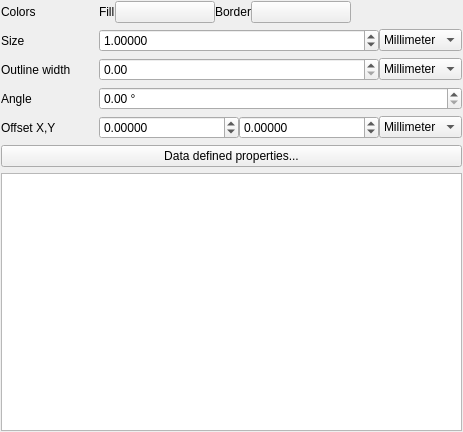
The window that src/ui/symbollayer/widget_simplemarker.ui (carsmie/QGIS) describes before a commit, drawn with Qt 5.
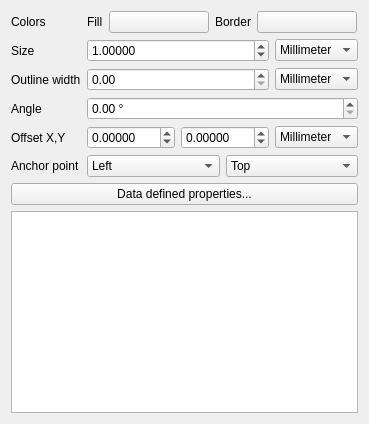
The same window after the commit. Custom widgets are drawn as their Qt base class.

Commit message: Implement anchor point shift and expose in simple marker dialog

What changed in the file:
```diff
--- a/src/ui/symbollayer/widget_simplemarker.ui
+++ b/src/ui/symbollayer/widget_simplemarker.ui
@@ -6,28 +6,21 @@
    <rect>
     <x>0</x>
     <y>0</y>
-    <width>463</width>
-    <height>432</height>
+    <width>365</width>
+    <height>424</height>
    </rect>
   </property>
   <property name="windowTitle">
    <string>Form</string>
   </property>
   <layout class="QGridLayout" name="gridLayout">
-   <property name="margin">
-    <number>1</number>
-   </property>
    <item row="0" column="0">
-    <layout class="QFormLayout" name="formLayout_2">
-     <property name="fieldGrowthPolicy">
-      <enum>QFormLayout::AllNonFixedFieldsGrow</enum>
+    <widget class="QLabel" name="label_6">
+     <property name="text">
+      <string>Colors</string>
      </property>
-     <property name="labelAlignment">
-      <set>Qt::AlignLeading|Qt::AlignLeft|Qt::AlignTop</set>
-     </property>
-     <property name="horizontalSpacing">
-      <number>28</number>
-     </property>
+    </widget>
+   </item>
      <item row="0" column="1">
       <layout class="QHBoxLayout" name="horizontalLayout_2">
        <item>
@@ -262,7 +255,56 @@
        </item>
       </layout>
      </item>
-     <item row="5" column="0" colspan="2">
+   <item row="5" column="0">
+    <widget class="QLabel" name="mAnchorPointLabel">
+     <property name="text">
+      <string>Anchor point</string>
+     </property>
+    </widget>
+   </item>
+   <item row="5" column="1">
+    <layout class="QHBoxLayout" name="horizontalLayout_5">
+     <item>
+      <widget class="QComboBox" name="mHorizontalAnchorComboBox">
+       <item>
+        <property name="text">
+         <string>Left</string>
+        </property>
+       </item>
+       <item>
+        <property name="text">
+         <string>HCenter</string>
+        </property>
+       </item>
+       <item>
+        <property name="text">
+         <string>Right</string>
+        </property>
+       </item>
+      </widget>
+     </item>
+     <item>
+      <widget class="QComboBox" name="mVerticalAnchorComboBox">
+       <item>
+        <property name="text">
+         <string>Top</string>
+        </property>
+       </item>
+       <item>
+        <property name="text">
+         <string>VCenter</string>
+        </property>
+       </item>
+       <item>
+        <property name="text">
+         <string>Bottom</string>
+        </property>
+       </item>
+      </widget>
+     </item>
+    </layout>
+   </item>
+   <item row="6" column="0" colspan="2">
       <widget class="QPushButton" name="mDataDefinedPropertiesButton">
        <property name="sizePolicy">
         <sizepolicy hsizetype="Minimum" vsizetype="Fixed">
@@ -275,16 +317,7 @@
        </property>
       </widget>
      </item>
-     <item row="0" column="0">
-      <widget class="QLabel" name="label_6">
-       <property name="text">
-        <string>Colors</string>
-       </property>
-      </widget>
-     </item>
-    </layout>
-   </item>
-   <item row="1" column="0">
+   <item row="7" column="0" colspan="2">
     <widget class="QListWidget" name="lstNames">
      <property name="sizePolicy">
       <sizepolicy hsizetype="Preferred" vsizetype="Expanding">
```
Lines whose indentation alone changed are shown as unchanged. The commit also changes 5 other files.
